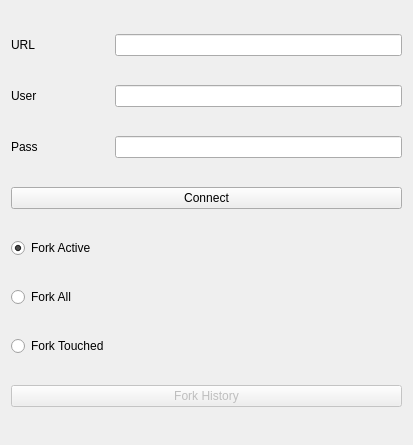
Above: taack-plm.ui from Taack/taack-plm-freecad before the change. Below: the same form after it.
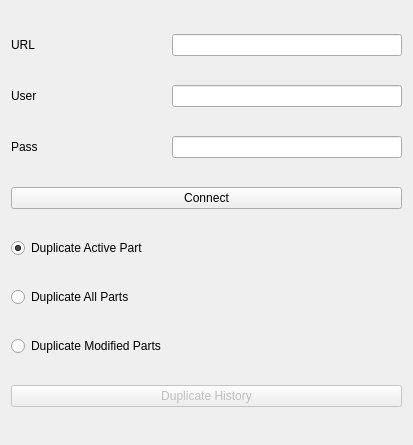
That is the form after the change.

Commit message: Change Radio Button Labeling

Diff of the .ui file:
```diff
--- a/taack-plm.ui
+++ b/taack-plm.ui
@@ -24,7 +24,7 @@
    <item row="9" column="0">
     <widget class="QRadioButton" name="forkTouched">
      <property name="text">
-      <string>Fork Touched</string>
+      <string>Duplicate Modified Parts</string>
      </property>
     </widget>
    </item>
@@ -41,7 +41,7 @@
    <item row="8" column="0">
     <widget class="QRadioButton" name="forkAll">
      <property name="text">
-      <string>Fork All</string>
+      <string>Duplicate All Parts</string>
      </property>
     </widget>
    </item>
@@ -55,7 +55,7 @@
    <item row="7" column="0">
     <widget class="QRadioButton" name="forkActive">
      <property name="text">
-      <string>Fork Active</string>
+      <string>Duplicate Active Part</string>
      </property>
      <property name="checked">
       <bool>true</bool>
@@ -78,7 +78,7 @@
       <bool>false</bool>
      </property>
      <property name="text">
-      <string>Fork History</string>
+      <string>Duplicate History</string>
      </property>
     </widget>
    </item>
```
